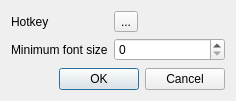
zealdocs/zeal, file zeal/zealsettingsdialog.ui: the form before one commit.
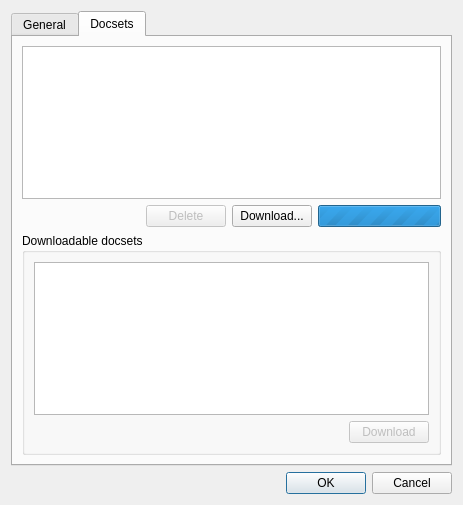
The form after the commit. The open tabs and pages were chosen to show the change. Custom widgets are drawn as their Qt base class.

Commit message: Automatic docsets retrieving

```diff
--- a/zeal/zealsettingsdialog.ui
+++ b/zeal/zealsettingsdialog.ui
@@ -6,8 +6,8 @@
    <rect>
     <x>0</x>
     <y>0</y>
-    <width>236</width>
-    <height>101</height>
+    <width>463</width>
+    <height>505</height>
    </rect>
   </property>
   <property name="windowTitle">
@@ -15,6 +15,16 @@
   </property>
   <layout class="QVBoxLayout" name="verticalLayout">
    <item>
+    <widget class="QTabWidget" name="tabWidget">
+     <property name="currentIndex">
+      <number>0</number>
+     </property>
+     <widget class="QWidget" name="tab_3">
+      <attribute name="title">
+       <string>General</string>
+      </attribute>
+      <layout class="QGridLayout" name="gridLayout">
+       <item row="0" column="0">
     <layout class="QFormLayout" name="formLayout">
      <item row="0" column="0">
       <widget class="QLabel" name="label">
@@ -41,6 +51,103 @@
       </widget>
      </item>
     </layout>
+       </item>
+      </layout>
+     </widget>
+     <widget class="QWidget" name="tab_4">
+      <attribute name="title">
+       <string>Docsets</string>
+      </attribute>
+      <layout class="QVBoxLayout" name="verticalLayout_2">
+       <item>
+        <widget class="QListView" name="listView"/>
+       </item>
+       <item>
+        <layout class="QHBoxLayout" name="docsetsActions">
+         <item>
+          <spacer name="horizontalSpacer">
+           <property name="orientation">
+            <enum>Qt::Horizontal</enum>
+           </property>
+           <property name="sizeHint" stdset="0">
+            <size>
+             <width>40</width>
+             <height>20</height>
+            </size>
+           </property>
+          </spacer>
+         </item>
+         <item>
+          <widget class="QPushButton" name="deleteButton">
+           <property name="enabled">
+            <bool>false</bool>
+           </property>
+           <property name="text">
+            <string>Delete</string>
+           </property>
+          </widget>
+         </item>
+         <item>
+          <widget class="QPushButton" name="downloadButton">
+           <property name="text">
+            <string>Download...</string>
+           </property>
+          </widget>
+         </item>
+         <item>
+          <widget class="QProgressBar" name="docsetsProgress">
+           <property name="maximum">
+            <number>0</number>
+           </property>
+           <property name="value">
+            <number>-1</number>
+           </property>
+          </widget>
+         </item>
+        </layout>
+       </item>
+       <item>
+        <widget class="QGroupBox" name="downloadableGroup">
+         <property name="title">
+          <string>Downloadable docsets</string>
+         </property>
+         <layout class="QVBoxLayout" name="verticalLayout_3">
+          <item>
+           <widget class="QListWidget" name="docsetsList"/>
+          </item>
+          <item>
+           <layout class="QHBoxLayout" name="horizontalLayout">
+            <item>
+             <spacer name="horizontalSpacer_2">
+              <property name="orientation">
+               <enum>Qt::Horizontal</enum>
+              </property>
+              <property name="sizeHint" stdset="0">
+               <size>
+                <width>40</width>
+                <height>20</height>
+               </size>
+              </property>
+             </spacer>
+            </item>
+            <item>
+             <widget class="QPushButton" name="downloadDocsetButton">
+              <property name="enabled">
+               <bool>false</bool>
+              </property>
+              <property name="text">
+               <string>Download</string>
+              </property>
+             </widget>
+            </item>
+           </layout>
+          </item>
+         </layout>
+        </widget>
+       </item>
+      </layout>
+     </widget>
+    </widget>
    </item>
    <item>
     <widget class="QDialogButtonBox" name="buttonBox">
```
Lines whose indentation alone changed are shown as unchanged. The commit also changes 40 other files.
